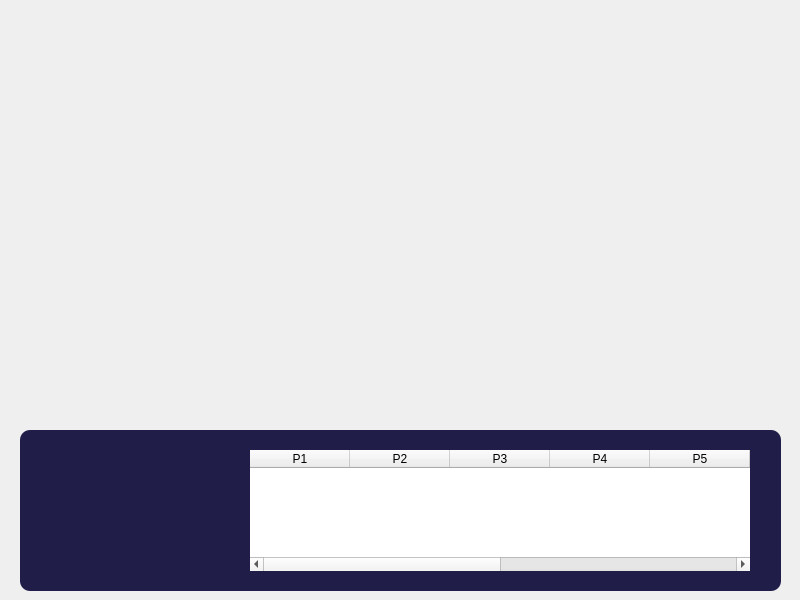
First picture: the form in asa_application/analisis_graph.ui, repository razulued/qt_application, before the edit.
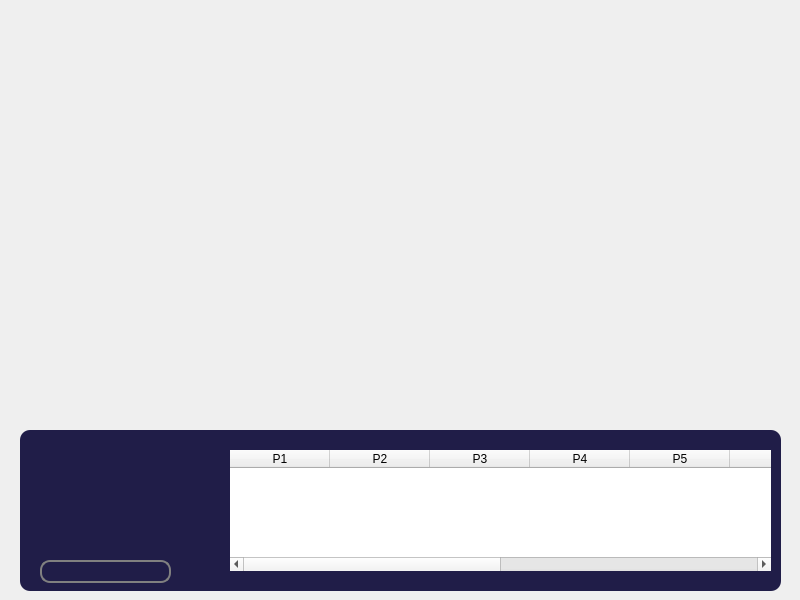
Second picture: the form after the edit. Icons and pictures are not drawn.

Diff of the .ui file:
```diff
--- a/asa_application/analisis_graph.ui
+++ b/asa_application/analisis_graph.ui
@@ -33,8 +33,8 @@
    <widget class="QPushButton" name="start_test">
     <property name="geometry">
      <rect>
-      <x>20</x>
-      <y>26</y>
+      <x>30</x>
+      <y>10</y>
       <width>111</width>
       <height>111</height>
      </rect>
@@ -56,9 +56,9 @@
    <widget class="QTableWidget" name="tableWidget">
     <property name="geometry">
      <rect>
-      <x>230</x>
+      <x>210</x>
       <y>20</y>
-      <width>500</width>
+      <width>541</width>
       <height>121</height>
      </rect>
     </property>
@@ -119,6 +119,36 @@
      </property>
     </column>
    </widget>
+   <widget class="QProgressBar" name="progressBar">
+    <property name="geometry">
+     <rect>
+      <x>20</x>
+      <y>130</y>
+      <width>131</width>
+      <height>23</height>
+     </rect>
+    </property>
+    <property name="styleSheet">
+     <string notr="true">#progressBar
+{
+background-color: transparent;
+border: 2px solid gray;
+border-radius: 10px;
+}
+#progressBar:chunk
+{
+background-color: rgb(70,154,170);
+width: 2px;
+margin: 1px;
+}</string>
+    </property>
+    <property name="value">
+     <number>0</number>
+    </property>
+    <property name="textVisible">
+     <bool>false</bool>
+    </property>
+   </widget>
   </widget>
   <widget class="QWidget" name="widget" native="true">
    <property name="geometry">
```
Left out of the diff: 23 changed lines with no effect on the pictures.
